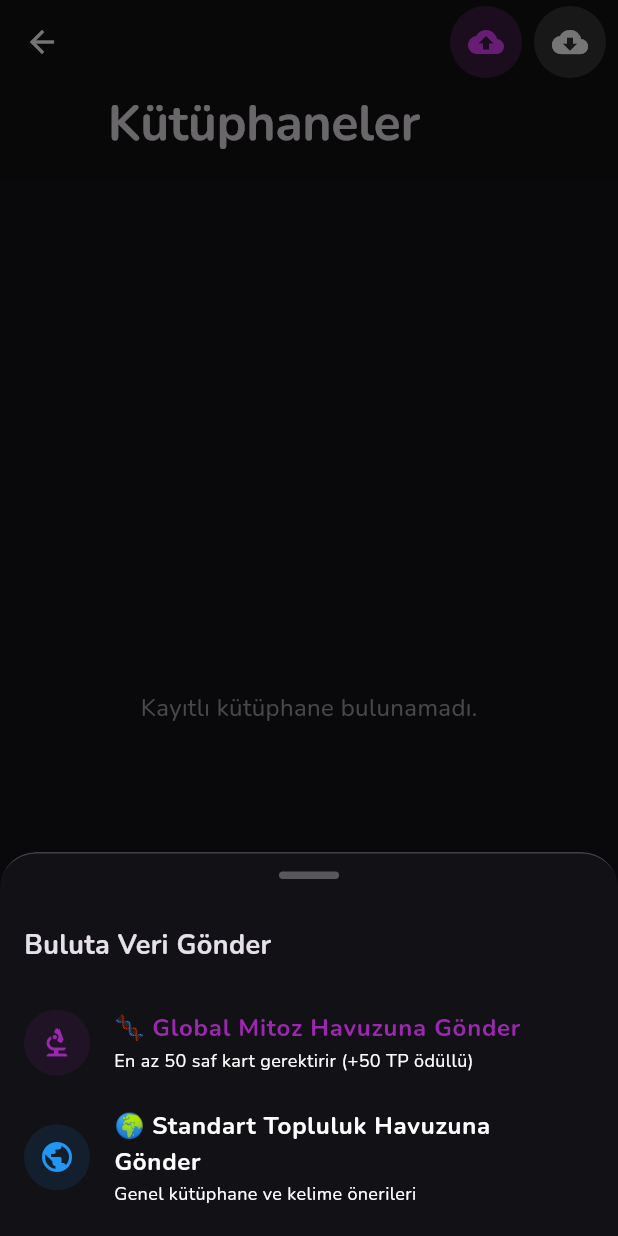
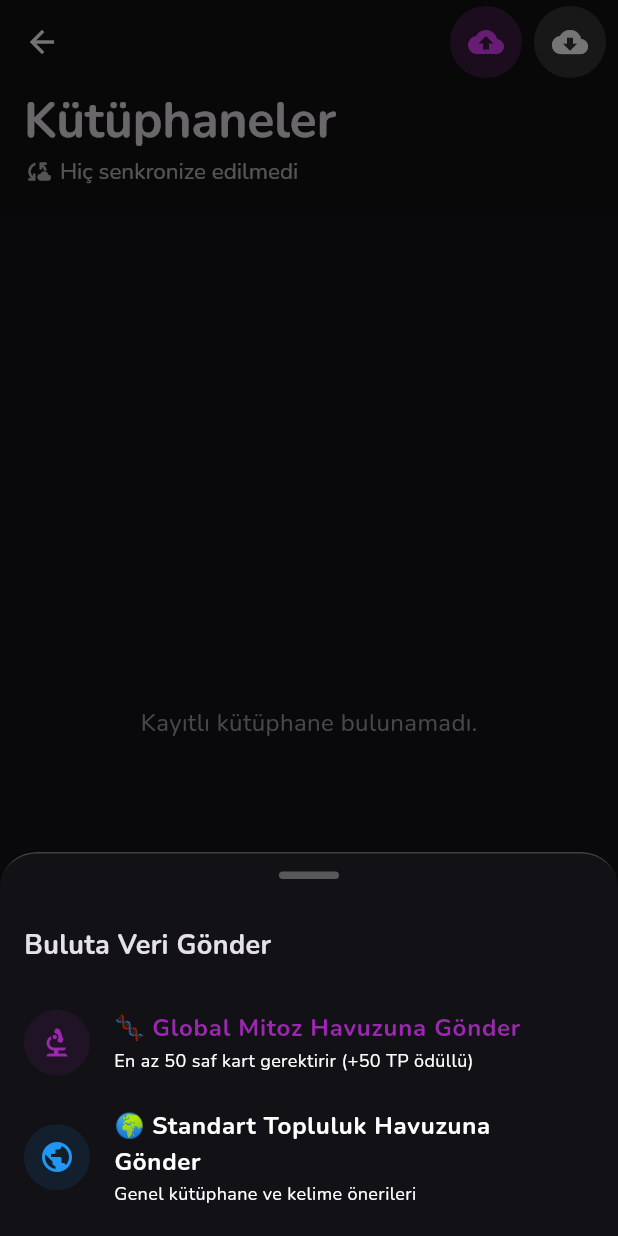
Before and after one commit to eldora25/Tayf-Sozluk-Pro, a Flutter app: the LibraryManagerScreen screen opened directly with empty values, after a tap on the "cloud upload" icon, on a phone screen of 412 x 824 dp. Run offline on Flutter 3.47's test engine with Material 3 defaults, Android fonts, the phone set to English and light mode, and no system bars; our stand-ins replace cloud_firestore, csv, file_picker, firebase_core, fl_chart, flutter_local_notifications and 10 more; accounts and stored records are empty; generated files the repository leaves out were written again.

Commit message:
Update library_manager_screen.dart

```diff
--- a/lib/library_manager_screen.dart
+++ b/lib/library_manager_screen.dart
@@ -6,6 +6,8 @@ import 'package:flutter/foundation.dart';
 import 'package:path_provider/path_provider.dart';
 import 'package:share_plus/share_plus.dart';
 import 'package:http/http.dart' as http;
+import 'package:shared_preferences/shared_preferences.dart';
+import 'package:lottie/lottie.dart'; // YENİ: Lottie Animasyon Desteği
 import 'models.dart';
 import 'main.dart';
 import 'firebase_sync_service.dart';
@@ -38,6 +40,31 @@ class LibraryManagerScreen extends StatefulWidget {
 
 class _LibraryManagerScreenState extends State<LibraryManagerScreen> {
   bool _isDownloading = false;
+  String _lastSyncText = "Hiç senkronize edilmedi";
+
+  @override
+  void initState() {
+    super.initState();
+    _loadLastSyncInfo();
+  }
+
+  Future<void> _loadLastSyncInfo() async {
+    final prefs = await SharedPreferences.getInstance();
+    int lastSync = prefs.getInt('last_sync_time') ?? 0;
+    if (lastSync > 0) {
+      DateTime syncDate = DateTime.fromMillisecondsSinceEpoch(lastSync * 1000);
+      Duration diff = DateTime.now().difference(syncDate);
+      if (diff.inMinutes < 1) {
+        setState(() => _lastSyncText = "Az önce senkronize edildi");
+      } else if (diff.inHours < 1) {
+        setState(() => _lastSyncText = "${diff.inMinutes} dakika önce senkronize edildi");
+      } else if (diff.inDays < 1) {
+        setState(() => _lastSyncText = "${diff.inHours} saat önce senkronize edildi");
+      } else {
+        setState(() => _lastSyncText = "${diff.inDays} gün önce senkronize edildi");
+      }
+    }
+  }
 
   List<String> get _libraries {
     Set<String> libs = {};
@@ -282,7 +309,6 @@ class _LibraryManagerScreenState extends State<LibraryManagerScreen> {
     }
   }
 
-  // YENİ: Buluta Gönderme Seçim Menüsü (Mitoz vs. Standart)
   void _showUploadMenu() {
     showModalBottomSheet(
       context: context,
@@ -337,17 +363,27 @@ class _LibraryManagerScreenState extends State<LibraryManagerScreen> {
     );
   }
 
-  // YENİ: Akıllı Gönderim ve Gerçek TP Ödül Yönetimi
+  // YENİ: Lottie Animasyonlu Şık Bulut Yükleme Dialog Kutusu
   Future<void> _executeCloudUpload({required bool isMitosis}) async {
     showDialog(
       context: context,
       barrierDismissible: false,
-      builder: (context) => const AlertDialog(
-        content: Row(
+      builder: (context) => AlertDialog(
+        shape: RoundedRectangleBorder(borderRadius: BorderRadius.circular(20)),
+        content: Column(
+          mainAxisSize: MainAxisSize.min,
           children: [
-            CircularProgressIndicator(),
-            SizedBox(width: 20),
-            Expanded(child: Text("Veriler güvenli buluta aktarılıyor..."))
+            SizedBox(
+              height: 120,
+              child: Lottie.network(
+                'https://assets9.lottiefiles.com/packages/lf20_5tl1xxic.json',
+                errorBuilder: (context, error, stackTrace) => const CircularProgressIndicator(),
+              ),
+            ),
+            const SizedBox(height: 16),
+            const Text("Güvenli Buluta Aktarılıyor...", style: TextStyle(fontWeight: FontWeight.bold, fontSize: 16)),
+            const SizedBox(height: 8),
+            const Text("Veriler senkronize ediliyor, lütfen bekleyin.", style: TextStyle(color: Colors.grey, fontSize: 13), textAlign: TextAlign.center),
           ],
         ),
       ),
@@ -367,12 +403,12 @@ class _LibraryManagerScreenState extends State<LibraryManagerScreen> {
 
     if (mounted) {
       Navigator.pop(context); // Diyalogu kapat
+      await _loadLastSyncInfo(); // Senkronizasyon zaman damgasını güncelle
 
       bool success = result["success"] ?? false;
       String message = result["message"] ?? "İşlem tamamlandı.";
 
       if (success) {
-        // GERÇEK TP ARTIŞI: Sadece başarılı ve kart içeren gönderimde +50 TP kasaya işlenir
         setState(() {
           tayfPoints += 50;
         });
@@ -400,7 +436,6 @@ class _LibraryManagerScreenState extends State<LibraryManagerScreen> {
           )
         );
       } else {
-        // Yetersiz kart veya hata durumu (TP verilmez)
         showDialog(
           context: context,
           builder: (ctx) => AlertDialog(
@@ -545,13 +580,28 @@ class _LibraryManagerScreenState extends State<LibraryManagerScreen> {
             floating: true,
             pinned: true,
             snap: false,
-            expandedHeight: 120.0,
-            flexibleSpace: const FlexibleSpaceBar(
-              title: Text("Kütüphaneler", style: TextStyle(fontSize: 22, fontWeight: FontWeight.bold)),
+            expandedHeight: 140.0, // YENİ: Canlı senkronizasyon rozeti için genişletildi
+            flexibleSpace: FlexibleSpaceBar(
+              titlePadding: const EdgeInsets.only(left: 16, bottom: 16),
+              title: Column(
+                mainAxisSize: MainAxisSize.min,
+                crossAxisAlignment: CrossAxisAlignment.start,
+                children: [
+                  const Text("Kütüphaneler", style: TextStyle(fontSize: 22, fontWeight: FontWeight.bold)),
+                  const SizedBox(height: 2),
+                  // YENİ: Canlı Senkronizasyon Durum Rozeti
+                  Row(
+                    children: [
+                      const Icon(Icons.cloud_sync, size: 12, color: Colors.white70),
+                      const SizedBox(width: 4),
+                      Text(_lastSyncText, style: const TextStyle(fontSize: 10, color: Colors.white70, fontWeight: FontWeight.normal)),
+                    ],
+                  ),
+                ],
+              ),
               centerTitle: false,
             ),
             actions: [
-               // YENİ: Seçimli Gönderme Menüsünü Tetikleyen Buton
                Padding(
                  padding: const EdgeInsets.only(right: 8.0),
                  child: Container(
```
